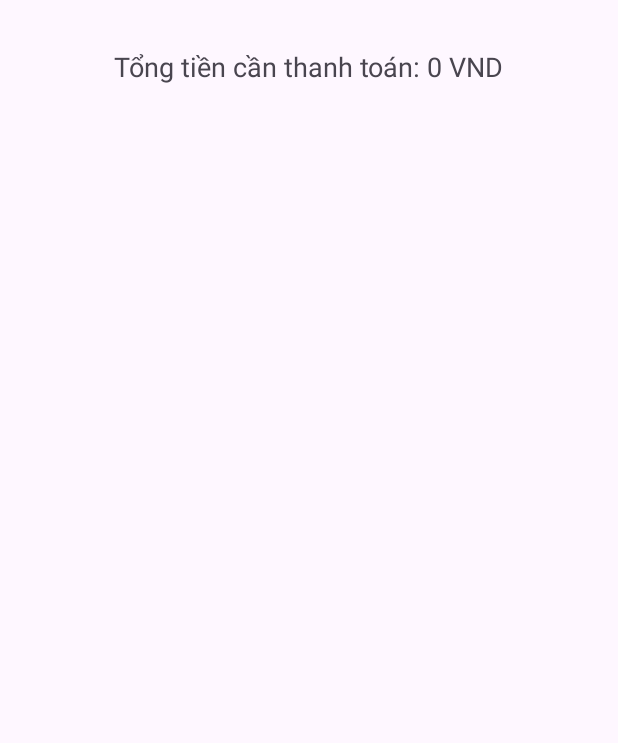
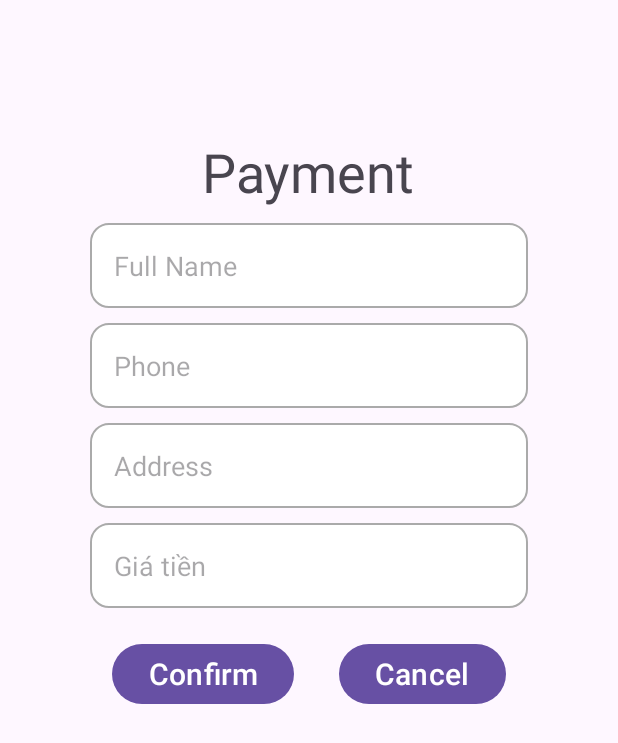
Before and after one commit to Kine-code/AppTraSua, an Android app: the layout activity_payment.xml on its own in the app's theme, with its tools: preview values and no code run, on a phone screen of 412 x 824 dp. Shown: the top 743 px of the screen. Run offline under Robolectric (Android 15) with nearby library versions, the light colour scheme and no system bars.

Commit message:
paymentandaccount

```diff
--- a/app/src/main/java/com/nhom2/appbantrasua/PaymentActivity.java
+++ b/app/src/main/java/com/nhom2/appbantrasua/PaymentActivity.java
@@ -18,16 +18,16 @@ public class PaymentActivity extends AppCompatActivity {
         super.onCreate(savedInstanceState);
         setContentView(R.layout.activity_payment);
 
-        paymentSummaryTextView = findViewById(R.id.paymentSummaryTextView);
-
-        Intent intent = getIntent();
-        if (intent != null && intent.hasExtra("totalPrice")) {
-            int totalPrice = intent.getIntExtra("totalPrice", 0);
-
-            // Format total price with thousands separator
-            NumberFormat numberFormat = NumberFormat.getInstance(new Locale("vi", "VN"));
-            String formattedPrice = numberFormat.format(totalPrice);
-            paymentSummaryTextView.setText("Tổng tiền cần thanh toán: " + formattedPrice + " VND");
-        }
+//        paymentSummaryTextView = findViewById(R.id.paymentSummaryTextView);
+//
+//        Intent intent = getIntent();
+//        if (intent != null && intent.hasExtra("totalPrice")) {
+//            int totalPrice = intent.getIntExtra("totalPrice", 0);
+//
+//            // Format total price with thousands separator
+//            NumberFormat numberFormat = NumberFormat.getInstance(new Locale("vi", "VN"));
+//            String formattedPrice = numberFormat.format(totalPrice);
+//            paymentSummaryTextView.setText("Tổng tiền cần thanh toán: " + formattedPrice + " VND");
+//        }
     }
 }
--- a/app/src/main/res/layout/activity_account.xml
+++ b/app/src/main/res/layout/activity_account.xml
@@ -100,6 +100,7 @@
         android:layout_height="wrap_content"
         android:orientation="vertical"
         android:padding="30dp"
+        android:layout_marginTop="100dp"
         android:visibility="gone">
         <EditText
             android:id="@+id/edittextpassaccount"
--- a/app/src/main/res/layout/activity_payment.xml
+++ b/app/src/main/res/layout/activity_payment.xml
@@ -1,21 +1,93 @@
 <?xml version="1.0" encoding="utf-8"?>
-<androidx.constraintlayout.widget.ConstraintLayout xmlns:android="http://schemas.android.com/apk/res/android"
-    xmlns:app="http://schemas.android.com/apk/res-auto"
-    xmlns:tools="http://schemas.android.com/tools"
+<LinearLayout xmlns:android="http://schemas.android.com/apk/res/android"
     android:layout_width="match_parent"
     android:layout_height="match_parent"
-    tools:context=".PaymentActivity">
+    android:orientation="vertical"
+    android:id="@+id/payment"
+    >
+    <LinearLayout
+        android:id="@+id/linearlayoutpayment"
+        android:layout_width="match_parent"
+        android:layout_height="wrap_content"
+        android:orientation="vertical"
+        android:padding="30dp">
+    <TextView
+        android:layout_width="wrap_content"
+        android:layout_height="wrap_content"
+        android:layout_gravity="center_horizontal"
+        android:layout_marginTop="60dp"
+        android:text="Payment"
+        android:textSize="36sp" />
+    <!-- Full Name -->
+    <EditText
+        android:id="@+id/edittextfullnamepayment"
+        android:layout_width="match_parent"
+        android:layout_height="wrap_content"
+        android:layout_marginTop="10dp"
+        android:layout_marginLeft="30dp"
+        android:layout_marginRight="30dp"
+        android:background="@drawable/edittextlogin"
+        android:hint="Full Name"
+        android:padding="16dp"
+        android:textSize="18sp" />
+
+    <EditText
+        android:id="@+id/textphonepayment"
+        android:layout_width="match_parent"
+        android:layout_height="wrap_content"
+        android:layout_marginTop="10dp"
+        android:layout_marginLeft="30dp"
+        android:layout_marginRight="30dp"
+        android:background="@drawable/edittextlogin"
+        android:hint="Phone"
+        android:padding="16dp"
+        android:textSize="18sp" />
+        <EditText
+            android:id="@+id/textaddresspayment"
+            android:layout_width="match_parent"
+            android:layout_height="wrap_content"
+            android:layout_marginTop="10dp"
+            android:layout_marginLeft="30dp"
+            android:layout_marginRight="30dp"
+            android:background="@drawable/edittextlogin"
+            android:hint="Address"
+            android:padding="16dp"
+            android:textSize="18sp" />
 
     <TextView
-        android:id="@+id/paymentSummaryTextView"
-        android:layout_width="wrap_content"
+        android:id="@+id/textpricepayment"
+        android:layout_width="match_parent"
         android:layout_height="wrap_content"
-        android:text="Tổng tiền cần thanh toán: 0 VND"
-        android:textSize="18sp"
+        android:layout_marginTop="10dp"
+        android:layout_marginLeft="30dp"
+        android:layout_marginRight="30dp"
+        android:background="@drawable/edittextlogin"
+        android:hint="Giá tiền"
         android:padding="16dp"
-        app:layout_constraintTop_toTopOf="parent"
-        app:layout_constraintStart_toStartOf="parent"
-        app:layout_constraintEnd_toEndOf="parent"
-        android:layout_marginTop="16dp"/>
+        android:textSize="18sp" />
 
-</androidx.constraintlayout.widget.ConstraintLayout>
+    <!-- Nút Đăng ký và Hủy -->
+    <LinearLayout
+        android:layout_width="match_parent"
+        android:layout_height="wrap_content"
+        android:layout_marginTop="20dp"
+        android:gravity="center"
+        android:orientation="horizontal">
+
+        <Button
+            android:id="@+id/buttonconfirmpayment"
+            android:layout_width="wrap_content"
+            android:layout_height="wrap_content"
+            android:layout_marginRight="30dp"
+            android:text="Confirm"
+            android:textSize="20dp" />
+
+        <Button
+            android:id="@+id/buttoncancelpayment"
+            android:layout_width="wrap_content"
+            android:layout_height="wrap_content"
+            android:text="Cancel"
+            android:textSize="20dp" />
+    </LinearLayout>
+    </LinearLayout>
+</LinearLayout>
```
